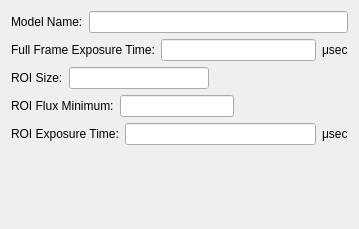
Before: the Qt Designer form forms/vimba_camera_config.ui in lsst-sitcom/spot_motion_monitor, drawn with Qt 5.
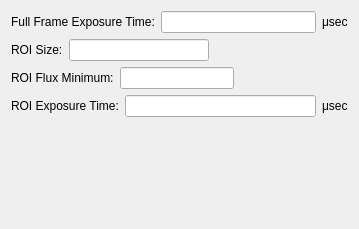
After: the same form once the commit is applied.

Commit message: Remove camera model name from attributes.

The edit to the form file:
```diff
--- a/forms/vimba_camera_config.ui
+++ b/forms/vimba_camera_config.ui
@@ -15,23 +15,6 @@
   </property>
   <layout class="QGridLayout" name="gridLayout">
    <item row="0" column="0">
-    <layout class="QHBoxLayout" name="horizontalLayout_5">
-     <item>
-      <widget class="QLabel" name="modelNameLabel">
-       <property name="text">
-        <string>Model Name:</string>
-       </property>
-       <property name="buddy">
-        <cstring>modelNameLineEdit</cstring>
-       </property>
-      </widget>
-     </item>
-     <item>
-      <widget class="QLineEdit" name="modelNameLineEdit"/>
-     </item>
-    </layout>
-   </item>
-   <item row="1" column="0">
     <layout class="QHBoxLayout" name="horizontalLayout_4">
      <item>
       <widget class="QLabel" name="fullFrameExposureTimeLabel">
@@ -55,7 +38,7 @@
      </item>
     </layout>
    </item>
-   <item row="2" column="0">
+   <item row="1" column="0">
     <layout class="QHBoxLayout" name="horizontalLayout_3">
      <item>
       <widget class="QLabel" name="roiSizeLabel">
@@ -89,7 +72,7 @@
      </item>
     </layout>
    </item>
-   <item row="3" column="0">
+   <item row="2" column="0">
     <layout class="QHBoxLayout" name="horizontalLayout_2">
      <item>
       <widget class="QLabel" name="roiFluxMinLabel">
@@ -123,7 +106,7 @@
      </item>
     </layout>
    </item>
-   <item row="4" column="0">
+   <item row="3" column="0">
     <layout class="QHBoxLayout" name="horizontalLayout">
      <item>
       <widget class="QLabel" name="roiExposureTimeLabel">
@@ -154,7 +137,7 @@
      </item>
     </layout>
    </item>
-   <item row="5" column="0">
+   <item row="4" column="0">
     <spacer name="verticalSpacer">
      <property name="orientation">
       <enum>Qt::Vertical</enum>
```
The commit also changes 11 other files.
